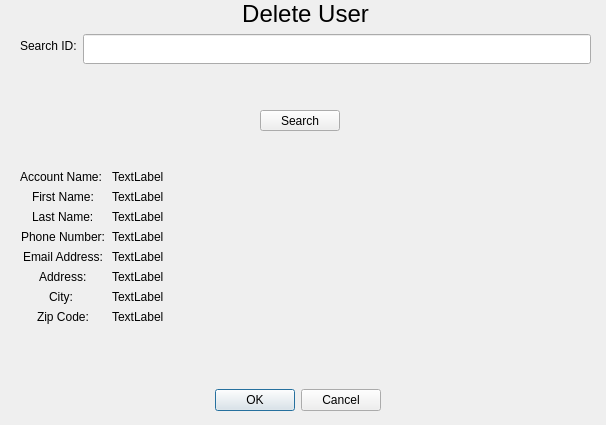
The window that deleteuser.ui (zoedmora/Library) describes before a commit, drawn with Qt 5.
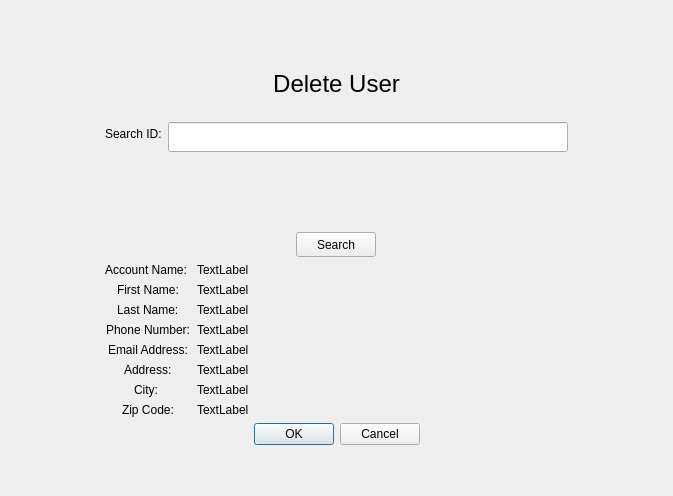
The same window after the commit.

Commit message:
Fixed UI for Adding/Deleting/Editing User
The UI will now auto expand with the window.

The edit to the form file:
```diff
--- a/deleteuser.ui
+++ b/deleteuser.ui
@@ -6,30 +6,33 @@
    <rect>
     <x>0</x>
     <y>0</y>
-    <width>606</width>
-    <height>425</height>
+    <width>673</width>
+    <height>496</height>
    </rect>
   </property>
   <property name="windowTitle">
    <string>Dialog</string>
   </property>
-  <widget class="QWidget" name="formLayoutWidget">
-   <property name="geometry">
-    <rect>
-     <x>20</x>
-     <y>0</y>
-     <width>571</width>
-     <height>121</height>
-    </rect>
-   </property>
-   <layout class="QFormLayout" name="formLayout">
-    <property name="labelAlignment">
-     <set>Qt::AlignLeading|Qt::AlignLeft|Qt::AlignVCenter</set>
-    </property>
-    <property name="formAlignment">
-     <set>Qt::AlignHCenter|Qt::AlignTop</set>
-    </property>
-    <item row="1" column="0" colspan="2">
+  <layout class="QGridLayout" name="gridLayout">
+   <item row="0" column="1">
+    <layout class="QVBoxLayout" name="verticalLayout_3">
+     <item>
+      <spacer name="verticalSpacer_2">
+       <property name="orientation">
+        <enum>Qt::Vertical</enum>
+       </property>
+       <property name="sizeType">
+        <enum>QSizePolicy::Fixed</enum>
+       </property>
+       <property name="sizeHint" stdset="0">
+        <size>
+         <width>20</width>
+         <height>40</height>
+        </size>
+       </property>
+      </spacer>
+     </item>
+     <item>
      <widget class="QLabel" name="titleLabel">
       <property name="font">
        <font>
@@ -44,59 +47,32 @@
       </property>
      </widget>
     </item>
-    <item row="7" column="1">
-     <widget class="QLineEdit" name="idTextbox">
-      <property name="minimumSize">
-       <size>
-        <width>400</width>
-        <height>30</height>
-       </size>
-      </property>
-      <property name="maximumSize">
+    </layout>
+   </item>
+   <item row="1" column="2" rowspan="3">
+    <layout class="QHBoxLayout" name="horizontalLayout_5">
+     <item>
+      <spacer name="horizontalSpacer_4">
+       <property name="orientation">
+        <enum>Qt::Horizontal</enum>
+       </property>
+       <property name="sizeHint" stdset="0">
        <size>
-        <width>16777215</width>
-        <height>400</height>
-       </size>
-      </property>
-     </widget>
-    </item>
-    <item row="7" column="0">
-     <widget class="QLabel" name="idLabel">
-      <property name="text">
-       <string>Search ID:</string>
-      </property>
-     </widget>
-    </item>
-   </layout>
-  </widget>
-  <widget class="QDialogButtonBox" name="buttonBox">
-   <property name="geometry">
-    <rect>
-     <x>160</x>
-     <y>380</y>
-     <width>221</width>
-     <height>41</height>
-    </rect>
-   </property>
-   <property name="standardButtons">
-    <set>QDialogButtonBox::Cancel|QDialogButtonBox::Ok</set>
-   </property>
-  </widget>
-  <widget class="QWidget" name="formLayoutWidget_2">
-   <property name="geometry">
-    <rect>
-     <x>20</x>
-     <y>170</y>
-     <width>571</width>
-     <height>171</height>
-    </rect>
-   </property>
+         <width>40</width>
+         <height>20</height>
+        </size>
+       </property>
+      </spacer>
+     </item>
+    </layout>
+   </item>
+   <item row="3" column="1">
    <layout class="QFormLayout" name="formLayout_2">
     <property name="labelAlignment">
      <set>Qt::AlignCenter</set>
     </property>
     <property name="formAlignment">
-     <set>Qt::AlignHCenter|Qt::AlignTop</set>
+      <set>Qt::AlignCenter</set>
     </property>
     <item row="2" column="0">
      <widget class="QLabel" name="accountNameLabel">
@@ -211,20 +187,105 @@
      </widget>
     </item>
    </layout>
-  </widget>
+   </item>
+   <item row="2" column="1">
+    <layout class="QVBoxLayout" name="verticalLayout">
+     <item alignment="Qt::AlignHCenter">
   <widget class="QPushButton" name="searchButton">
-   <property name="geometry">
-    <rect>
-     <x>260</x>
-     <y>110</y>
-     <width>80</width>
-     <height>21</height>
-    </rect>
+       <property name="maximumSize">
+        <size>
+         <width>100</width>
+         <height>25</height>
+        </size>
    </property>
    <property name="text">
     <string>Search</string>
    </property>
   </widget>
+     </item>
+    </layout>
+   </item>
+   <item row="1" column="0" rowspan="3">
+    <layout class="QHBoxLayout" name="horizontalLayout">
+     <item>
+      <spacer name="horizontalSpacer">
+       <property name="orientation">
+        <enum>Qt::Horizontal</enum>
+       </property>
+       <property name="sizeHint" stdset="0">
+        <size>
+         <width>40</width>
+         <height>20</height>
+        </size>
+       </property>
+      </spacer>
+     </item>
+    </layout>
+   </item>
+   <item row="4" column="1">
+    <layout class="QVBoxLayout" name="verticalLayout_2">
+     <item>
+      <widget class="QDialogButtonBox" name="buttonBox">
+       <property name="standardButtons">
+        <set>QDialogButtonBox::Cancel|QDialogButtonBox::Ok</set>
+       </property>
+       <property name="centerButtons">
+        <bool>true</bool>
+       </property>
+      </widget>
+     </item>
+     <item>
+      <spacer name="verticalSpacer">
+       <property name="orientation">
+        <enum>Qt::Vertical</enum>
+       </property>
+       <property name="sizeType">
+        <enum>QSizePolicy::Fixed</enum>
+       </property>
+       <property name="sizeHint" stdset="0">
+        <size>
+         <width>20</width>
+         <height>40</height>
+        </size>
+       </property>
+      </spacer>
+     </item>
+    </layout>
+   </item>
+   <item row="1" column="1">
+    <layout class="QFormLayout" name="formLayout">
+     <property name="labelAlignment">
+      <set>Qt::AlignLeading|Qt::AlignLeft|Qt::AlignVCenter</set>
+     </property>
+     <property name="formAlignment">
+      <set>Qt::AlignHCenter|Qt::AlignTop</set>
+     </property>
+     <item row="7" column="1">
+      <widget class="QLineEdit" name="idTextbox">
+       <property name="minimumSize">
+        <size>
+         <width>400</width>
+         <height>30</height>
+        </size>
+       </property>
+       <property name="maximumSize">
+        <size>
+         <width>16777215</width>
+         <height>400</height>
+        </size>
+       </property>
+      </widget>
+     </item>
+     <item row="7" column="0">
+      <widget class="QLabel" name="idLabel">
+       <property name="text">
+        <string>Search ID:</string>
+       </property>
+      </widget>
+     </item>
+    </layout>
+   </item>
+  </layout>
  </widget>
  <resources/>
  <connections>
```
Left out of the diff: 62 changed lines with no effect on the pictures. Lines whose indentation alone changed are shown as unchanged. The commit also changes 2 other files.
